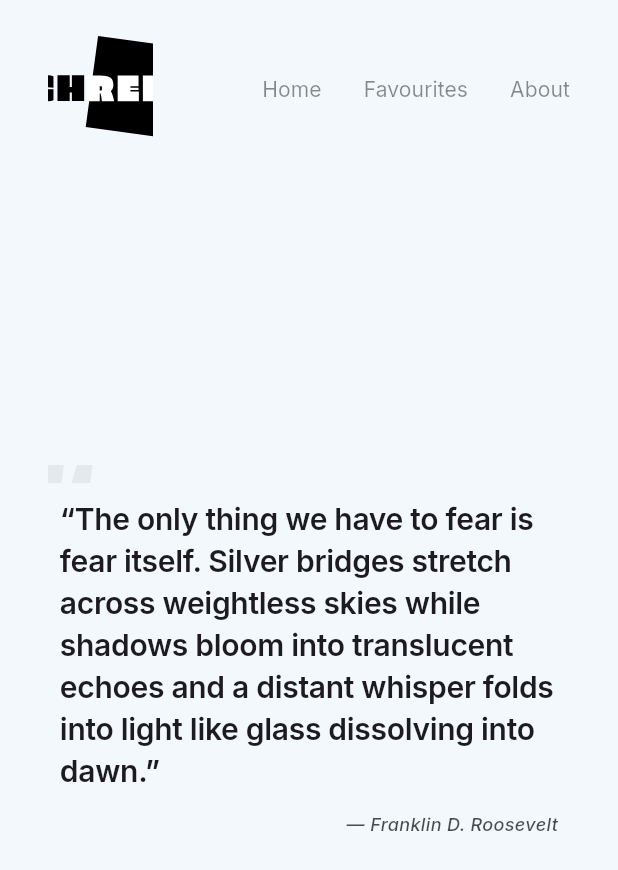
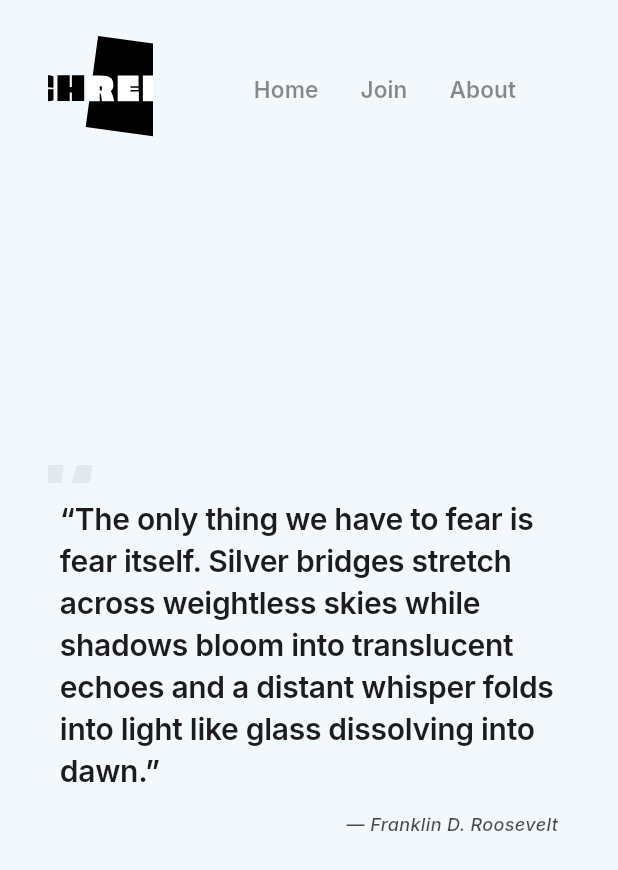
Before and after one commit to u-gin/schreib, a Flutter app: the screen it shows after launch, on a phone screen of 412 x 824 dp. Shown: the top 870 px of the screen. Run offline on Flutter 3.47's test engine with Material 3 defaults, Android fonts, the phone set to English and light mode, and no system bars; our stand-ins replace flutter_svg, google_fonts.

Commit message:
modify nav bar

```diff
--- a/lib/screens/home_screen.dart
+++ b/lib/screens/home_screen.dart
@@ -230,14 +230,26 @@ class _HomeScreenState extends State<HomeScreen> {
                     fit: BoxFit.cover,
                   ),
 
-                  Row(
+                  GestureDetector(
+                    onTap: (){},
+                    child: SizedBox(
+                      child: Padding(
+                        padding: const EdgeInsets.all(8.0),
+                        child: Center(
+                          child: Row(
+                            crossAxisAlignment: CrossAxisAlignment.center,
                             children: [
                               _NavItem(label: 'Home', onTap: () {}),
                               const SizedBox(width: 28),
-                      _NavItem(label: 'Favourites', onTap: () {}),
+                              _NavItem(label: 'Join', onTap: () {}),
                               const SizedBox(width: 28),
                               _NavItem(label: 'About', onTap: () {}),
+                              const SizedBox(width: 28),
                             ],
+                          ),
+                        ),
+                      ),
+                    ),
                   ),
                 ],
               ),
@@ -253,16 +265,16 @@ class _HomeScreenState extends State<HomeScreen> {
 
                     final inTween = Tween<Offset>(
                       begin: slideFromRight
-                          ? const Offset(1.0, 0.0) // enter from right
-                          : const Offset(-1.0, 0.0), // enter from left
+                          ? const Offset(1.0, 0.0)
+                          : const Offset(-1.0, 0.0),
                       end: Offset.zero,
                     );
 
                     final outTween = Tween<Offset>(
                       begin: Offset.zero,
                       end: slideFromRight
-                          ? const Offset(-1.0, 0.0) // exit to left
-                          : const Offset(1.0, 0.0), // exit to right
+                          ? const Offset(-1.0, 0.0)
+                          : const Offset(1.0, 0.0),
                     );
 
                     return ClipRect(
@@ -315,8 +327,8 @@ class _NavItemState extends State<_NavItem> {
         child: AnimatedDefaultTextStyle(
           duration: const Duration(milliseconds: 180),
           style: GoogleFonts.inter(
-            fontSize: 14,
-            fontWeight: _hovered ? FontWeight.w600 : FontWeight.w400,
+            fontSize: 15,
+            fontWeight: _hovered ? FontWeight.w800 : FontWeight.w600,
             color: _hovered
                 ? Colors.black.withOpacity(0.85)
                 : Colors.black.withOpacity(0.45),
```
Lines whose indentation alone changed are shown as unchanged.
